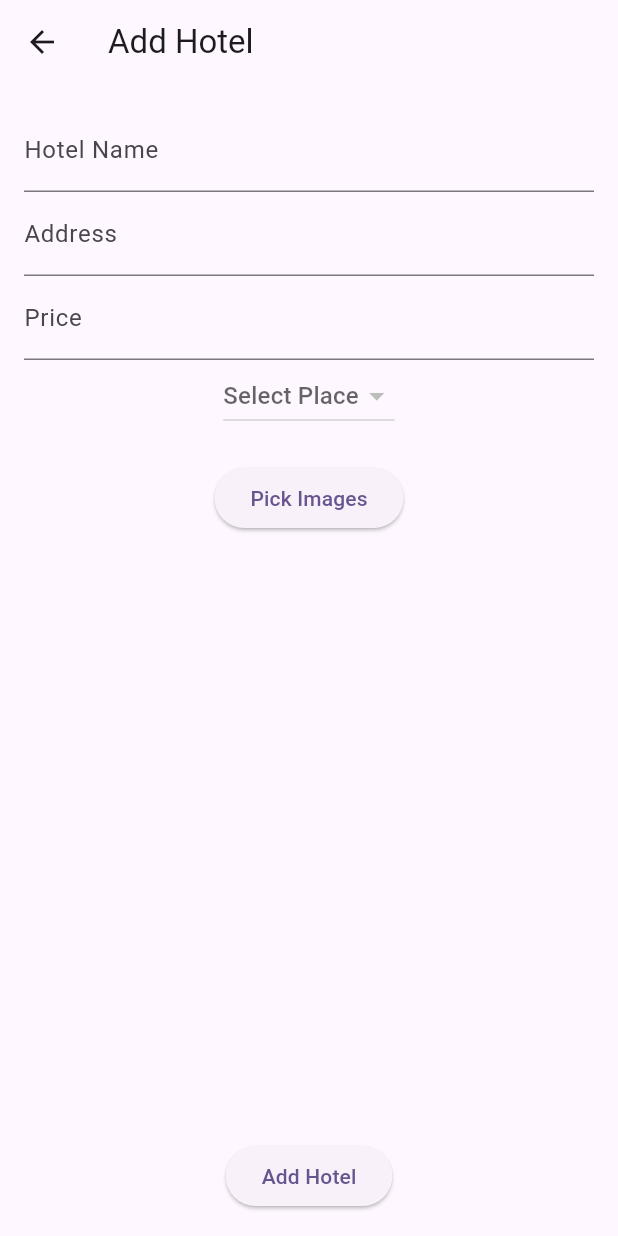
After one commit to hamzaqazi/kpk-tour-guide, a Flutter app: the HotelsScreen screen opened by its route, after a tap on "Add Hotel", on a phone screen of 412 x 824 dp. The commit adds this screen. Run offline on Flutter 3.47's test engine with Material 2 defaults, Android fonts, the phone set to English and light mode, and no system bars; our stand-ins replace cached_network_image, cloud_firestore, firebase_core, firebase_storage, flutter_svg, get and 3 more; accounts and stored records are empty.

Commit message:
add places and hotels

```diff
--- a/lib/routes/routes.dart
+++ b/lib/routes/routes.dart
@@ -1,9 +1,11 @@
 import 'package:get/get.dart';
 import 'package:kpksmartguide/routes/routes_name.dart';
 import 'package:kpksmartguide/views/home/home_screen.dart';
+import 'package:kpksmartguide/views/hotels/hotels_screen.dart';
 import 'package:kpksmartguide/views/onboarding_one_screen/onboarding_one_screen.dart';
 import 'package:kpksmartguide/views/onboarding_three_screen/onboarding_three_screen.dart';
 import 'package:kpksmartguide/views/onboarding_two_screen/onboarding_two_screen.dart';
+import 'package:kpksmartguide/views/places/places_screen.dart';
 import 'package:kpksmartguide/views/splash_screen.dart';
 
 class AppRoutes {
@@ -15,5 +17,7 @@ class AppRoutes {
     GetPage(name: RoutesNames.onBoarding1, page: () => OnboardingOneScreen()),
     GetPage(name: RoutesNames.onBoarding2, page: () => OnboardingTwoScreen()),
     GetPage(name: RoutesNames.onBoarding3, page: () => OnboardingThreeScreen()),
+    GetPage(name: RoutesNames.places, page: () => PlacesScreen()),
+    GetPage(name: RoutesNames.hotels, page: () => HotelsScreen()),
   ];
 }
--- a/lib/routes/routes_name.dart
+++ b/lib/routes/routes_name.dart
@@ -5,4 +5,6 @@ class RoutesNames {
   static const String onBoarding2 = '/onBoarding2';
   static const String onBoarding3 = '/onBoarding3';
   static const String login = '/login';
+  static const String places = '/places';
+  static const String hotels = '/hotels';
 }
--- /dev/null
+++ b/lib/views/hotels/hotels_controller.dart
@@ -0,0 +1,113 @@
+import 'dart:developer';
+import 'dart:io';
+
+import 'package:cloud_firestore/cloud_firestore.dart';
+import 'package:firebase_storage/firebase_storage.dart';
+import 'package:flutter/material.dart';
+import 'package:get/get.dart';
+import 'package:image_picker/image_picker.dart';
+import 'package:kpksmartguide/views/hotels/hotels_model.dart';
+import 'package:kpksmartguide/views/places/places_model.dart';
+import 'package:kpksmartguide/views/places/places_services.dart';
+
+class HotelsController extends GetxController {
+  // text editing controller
+  final TextEditingController nameController = TextEditingController();
+  final TextEditingController priceController = TextEditingController();
+  final TextEditingController addressController = TextEditingController();
+  Rx<List<File>> selectedImages = Rx<List<File>>([]);
+
+  RxString selectedPlace = RxString('');
+
+  // list of place
+  List<Place> places = [];
+
+  // get a list of dropdown menu items from places
+  List<DropdownMenuItem<String>> getDropDownMenuItems() {
+    List<DropdownMenuItem<String>> items = [];
+    for (Place place in places) {
+      items.add(
+        DropdownMenuItem(
+          value: place.name,
+          child: Text(place.name),
+        ),
+      );
+    }
+    return items;
+  }
+
+  @override
+  void onInit() async {
+    PlacesService placesService = PlacesService();
+    places = await placesService.getPlaces();
+    log(places.toString());
+    super.onInit();
+
+    // log(places.toString());
+  }
+
+  Future<void> pickImages() async {
+    final picker = ImagePicker();
+    final pickedFiles = await picker.pickMultiImage();
+
+    if (pickedFiles.isNotEmpty) {
+      selectedImages.value =
+          pickedFiles.map((file) => File(file.path)).toList();
+    }
+  }
+
+  Future<List<String>> uploadImagesToStorage(List<File> files) async {
+    final List<String> imageUrls = [];
+
+    for (File file in files) {
+      final storageReference = FirebaseStorage.instance
+          .ref()
+          .child('images/hotels/${DateTime.now().millisecondsSinceEpoch}');
+      final uploadTask = storageReference.putFile(file);
+      final TaskSnapshot snapshot = await uploadTask;
+      final String downloadUrl = await snapshot.ref.getDownloadURL();
+      imageUrls.add(downloadUrl);
+    }
+
+    return imageUrls;
+  }
+
+  Future<void> addHotel() async {
+    // Upload images to Firebase Storage
+    final List<String> imageUrls =
+        await uploadImagesToStorage(selectedImages.value);
+
+    Hotel hotel = Hotel(
+      name: nameController.text,
+      price: double.parse(priceController.text),
+      address: addressController.text,
+      images: imageUrls,
+      placeID: selectedPlace.value,
+    );
+
+    if (hotel.name.isEmpty ||
+        hotel.price.toString().isEmpty ||
+        hotel.address.isEmpty) {
+      // Handle empty fields
+      return;
+    }
+
+    DocumentReference documentReference =
+        FirebaseFirestore.instance.collection('hotels').doc(hotel.name);
+
+    // create map
+
+    documentReference.set(hotel.toMap()).whenComplete(() {
+      print("${nameController.text} created");
+      // Clear text fields and selected images
+      nameController.clear();
+      priceController.clear();
+      addressController.clear();
+
+      selectedImages.value = [];
+    });
+
+    // Show a success message or navigate to a new screen
+    // ...
+  }
+}
--- /dev/null
+++ b/lib/views/hotels/hotels_model.dart
@@ -0,0 +1,43 @@
+class Hotel {
+  String name;
+  String address;
+  double price;
+  double? lat;
+  double? lon;
+  String? placeID;
+  List<String> images;
+
+  Hotel({
+    required this.name,
+    required this.address,
+    required this.price,
+    this.lat,
+    this.lon,
+    this.placeID,
+    required this.images,
+  });
+
+  Map<String, dynamic> toMap() {
+    return {
+      'name': name,
+      'address': address,
+      'price': price,
+      'lat': lat,
+      'lon': lon,
+      'placeID': placeID,
+      'images': images,
+    };
+  }
+
+  factory Hotel.fromMap(Map<String, dynamic> map) {
+    return Hotel(
+      name: map['name'],
+      address: map['address'],
+      price: map['price'],
+      lat: map['lat'],
+      lon: map['lon'],
+      placeID: map['placeID'],
+      images: List<String>.from(map['images']),
+    );
+  }
+}
--- /dev/null
+++ b/lib/views/hotels/hotels_screen.dart
@@ -0,0 +1,93 @@
+import 'package:cloud_firestore/cloud_firestore.dart';
+import 'package:flutter/material.dart';
+import 'package:get/get.dart';
+import 'package:get/get_connect/http/src/utils/utils.dart';
+import 'package:kpksmartguide/views/hotels/hotels_controller.dart';
+import 'package:kpksmartguide/views/places/places_controller.dart';
+
+class HotelsScreen extends StatelessWidget {
+  HotelsScreen({super.key});
+  HotelsController controller = Get.put(HotelsController());
+
+  @override
+  Widget build(BuildContext context) {
+    return Scaffold(
+      appBar: AppBar(
+        title: Text('Add Hotel'),
+      ),
+      body: Padding(
+        padding: const EdgeInsets.all(16.0),
+        child: Column(
+          children: <Widget>[
+            TextFormField(
+              controller: controller.nameController,
+              decoration: InputDecoration(labelText: 'Hotel Name'),
+            ),
+            TextFormField(
+              controller: controller.addressController,
+              decoration: InputDecoration(labelText: 'Address'),
+            ),
+            TextFormField(
+              controller: controller.priceController,
+              decoration: InputDecoration(labelText: 'Price'),
+            ),
+
+            // Drop down for selecting place
+            Obx(
+              () => DropdownButton(
+                hint: Text('Select Place'),
+                value: controller.selectedPlace.value.isEmpty
+                    ? null
+                    : controller.selectedPlace.value,
+                onChanged: (value) {
+                  controller.selectedPlace.value = value.toString();
+                },
+                items: controller.getDropDownMenuItems(),
+              ),
+            ),
+
+            SizedBox(height: 20),
+            ElevatedButton(
+              onPressed: () {
+                controller.pickImages();
+              },
+              child: Text('Pick Images'),
+            ),
+            // place selected images here in a small grid
+            Obx(
+              () => controller.selectedImages.value.isEmpty
+                  ? Container()
+                  : GridView.count(
+                      shrinkWrap: true,
+                      crossAxisCount: 4,
+                      children: List.generate(
+                        controller.selectedImages.value.length,
+                        (index) {
+                          return Container(
+                            margin: EdgeInsets.all(3),
+                            decoration: BoxDecoration(
+                              image: DecorationImage(
+                                image: FileImage(
+                                  controller.selectedImages.value[index],
+                                ),
+                                fit: BoxFit.cover,
+                              ),
+                            ),
+                          );
+                        },
+                      ),
+                    ),
+            ),
+            Spacer(),
+            ElevatedButton(
+              onPressed: () async {
+                await controller.addHotel();
+              },
+              child: Text('Add Hotel'),
+            ),
+          ],
+        ),
+      ),
+    );
+  }
+}
--- /dev/null
+++ b/lib/views/places/places_controller.dart
@@ -0,0 +1,85 @@
+import 'dart:io';
+
+import 'package:cloud_firestore/cloud_firestore.dart';
+import 'package:firebase_storage/firebase_storage.dart';
+import 'package:flutter/material.dart';
+import 'package:get/get.dart';
+import 'package:image_picker/image_picker.dart';
+import 'package:kpksmartguide/views/places/places_model.dart';
+
+class PlacesController extends GetxController {
+  // text editing controller
+  final TextEditingController nameController = TextEditingController();
+  final TextEditingController descriptionController = TextEditingController();
+  final TextEditingController addressController = TextEditingController();
+  Rx<List<File>> selectedImages = Rx<List<File>>([]);
+
+  @override
+  void onInit() {
+    super.onInit();
+  }
+
+  Future<void> pickImages() async {
+    final picker = ImagePicker();
+    final pickedFiles = await picker.pickMultiImage();
+
+    if (pickedFiles.isNotEmpty) {
+      selectedImages.value =
+          pickedFiles.map((file) => File(file.path)).toList();
+    }
+  }
+
+  Future<List<String>> uploadImagesToStorage(List<File> files) async {
+    final List<String> imageUrls = [];
+
+    for (File file in files) {
+      final storageReference = FirebaseStorage.instance
+          .ref()
+          .child('images/${DateTime.now().millisecondsSinceEpoch}');
+      final uploadTask = storageReference.putFile(file);
+      final TaskSnapshot snapshot = await uploadTask;
+      final String downloadUrl = await snapshot.ref.getDownloadURL();
+      imageUrls.add(downloadUrl);
+    }
+
+    return imageUrls;
+  }
+
+  Future<void> addPlace() async {
+    // Upload images to Firebase Storage
+    final List<String> imageUrls =
+        await uploadImagesToStorage(selectedImages.value);
+
+    Place place = Place(
+      name: nameController.text,
+      description: descriptionController.text,
+      address: addressController.text,
+      images: imageUrls,
+    );
+
+    if (place.name.isEmpty ||
+        place.description.isEmpty ||
+        place.address.isEmpty) {
+      // Handle empty fields
+      return;
+    }
+
+    DocumentReference documentReference =
+        FirebaseFirestore.instance.collection('places').doc(place.name);
+
+    // create map
+
+    documentReference.set(place.toMap()).whenComplete(() {
+      print("${nameController.text} created");
+      // Clear text fields and selected images
+      nameController.clear();
+      descriptionController.clear();
+      addressController.clear();
+
+      selectedImages.value = [];
+    });
+
+    // Show a success message or navigate to a new screen
+    // ...
+  }
+}
--- /dev/null
+++ b/lib/views/places/places_model.dart
@@ -0,0 +1,31 @@
+class Place {
+  String name;
+  String address;
+  String description;
+  List<String> images;
+
+  Place({
+    required this.name,
+    required this.address,
+    required this.description,
+    required this.images,
+  });
+
+  Map<String, dynamic> toMap() {
+    return {
+      'name': name,
+      'address': address,
+      'description': description,
+      'images': images,
+    };
+  }
+
+  factory Place.fromMap(Map<String, dynamic> map) {
+    return Place(
+      name: map['name'],
+      address: map['address'],
+      description: map['description'],
+      images: List<String>.from(map['images']),
+    );
+  }
+}
--- /dev/null
+++ b/lib/views/places/places_services.dart
@@ -0,0 +1,26 @@
+import 'package:cloud_firestore/cloud_firestore.dart';
+import 'package:kpksmartguide/views/places/places_model.dart';
+
+class PlacesService {
+  final CollectionReference placesCollection =
+      FirebaseFirestore.instance.collection('places');
+
+  Future<List<Place>> getPlaces() async {
+    QuerySnapshot querySnapshot = await placesCollection.get();
+    return querySnapshot.docs
+        .map((doc) => Place.fromMap(doc.data() as Map<String, dynamic>))
+        .toList();
+  }
+
+  Future<void> addPlace(Place place) async {
+    await placesCollection.add(place.toMap());
+  }
+
+  Future<void> updatePlace(String documentId, Place updatedPlace) async {
+    await placesCollection.doc(documentId).update(updatedPlace.toMap());
+  }
+
+  Future<void> deletePlace(String documentId) async {
+    await placesCollection.doc(documentId).delete();
+  }
+}
--- a/pubspec.yaml
+++ b/pubspec.yaml
@@ -40,6 +40,11 @@ dependencies:
   flutter_svg: ^2.0.9
   shared_preferences: ^2.2.2
   smooth_page_indicator: ^1.1.0
+  firebase_core: ^2.22.0
+  cloud_firestore: ^4.13.0
+  image_picker: ^1.0.4
+  firebase_storage: ^11.5.0
+  url_launcher: ^6.2.1
 
 dev_dependencies:
   flutter_test:
```
Also changed, not shown: lib/main.dart (+6 -1 lines), lib/views/home/home_screen.dart (+45 -13 lines), lib/views/home/widgets/hotels_item_widget.dart (+107 -24 lines), lib/views/hotels/hotels_service.dart (added, +28 -0 lines), lib/views/places/places_screen.dart (added, +99 -0 lines), assets/images/Kalam.jpg, assets/images/Malamjaba.jpg, assets/images/Travel-Luggage.jpg, assets/images/rosevalley1.jpeg, lib/firebase_options.dart (added), pubspec.lock, 3 other files.
